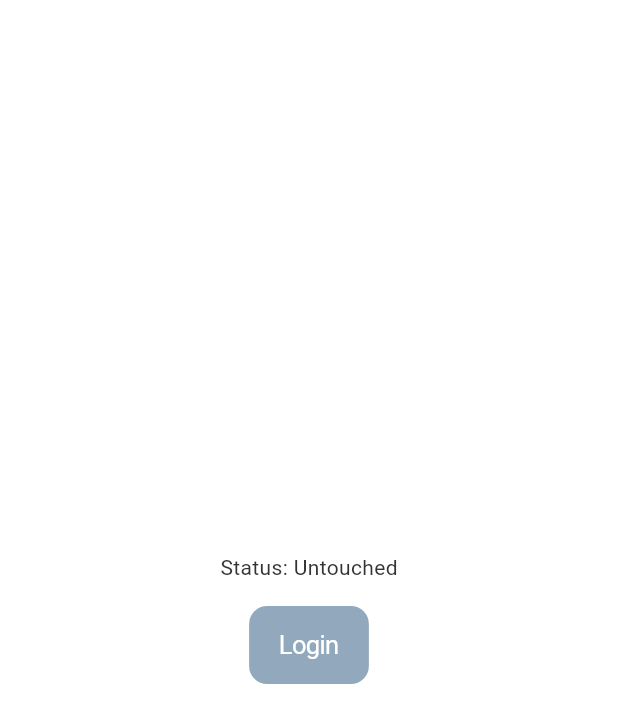
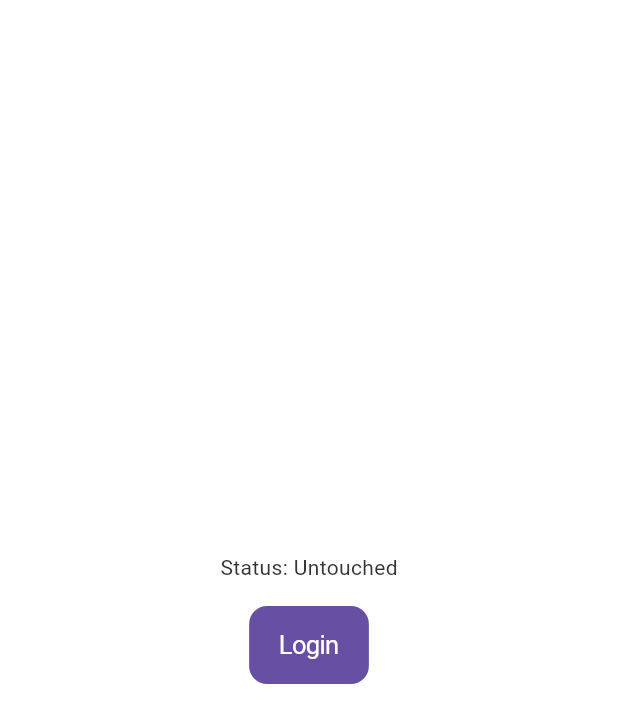
Before and after one commit to TuneDropLab/nuance, a Flutter app: the screen it shows after launch, on a phone screen of 412 x 824 dp. Shown: the top 723 px of the screen. Run offline on Flutter 3.47's test engine with Material 3 defaults, Android fonts, the phone set to English and light mode, and no system bars; our stand-ins replace cached_network_image, flutter_riverpod, flutter_secure_storage, get, rive; missing offline and left inert: animated_hint_textfield, flutter_web_auth.

```diff
--- a/lib/main.dart
+++ b/lib/main.dart
@@ -1,5 +1,3 @@
-import 'dart:developer';
-
 import 'package:flutter/material.dart';
 import 'package:flutter_riverpod/flutter_riverpod.dart';
 import 'package:get/get.dart';
@@ -15,7 +13,6 @@ void main() async {
   final container = ProviderContainer();
   final authService = container.read(authServiceProvider);
   final sessionData = await authService.getSessionData();
-
 
   runApp(
     ProviderScope(
--- a/lib/theme.dart
+++ b/lib/theme.dart
@@ -3,13 +3,12 @@ import 'package:flutter/material.dart';
 class AppTheme {
   static const Color primaryColor = Color(0xFF92A9BD); // Green
   static const Color secondaryColor = Color(0xFFD3DEDC); // Blue
-  static const Color backgroundColor = Color(0xFFFFFFFF); // White
   static const Color textColor = Color(0xFF333333); // Not fully black
 
   static ThemeData get lightTheme {
     return ThemeData(
       primaryColor: primaryColor,
-      scaffoldBackgroundColor: backgroundColor,
+      scaffoldBackgroundColor: Colors.white,
       textTheme: const TextTheme(
         displayLarge: TextStyle(
             color: textColor, fontSize: 24, fontWeight: FontWeight.bold),
@@ -29,11 +28,14 @@ class AppTheme {
             color: textColor, fontSize: 14, fontWeight: FontWeight.w500),
         titleSmall: TextStyle(
             color: textColor, fontSize: 12, fontWeight: FontWeight.w500),
+        bodySmall: TextStyle(color: textColor, fontSize: 12),
         labelLarge: TextStyle(
-            color: backgroundColor, fontSize: 14, fontWeight: FontWeight.bold),
+            color: Colors.white, fontSize: 14, fontWeight: FontWeight.bold),
+        labelSmall: TextStyle(
+            color: textColor, fontSize: 10, fontWeight: FontWeight.bold),
       ),
       appBarTheme: AppBarTheme(
-        color: backgroundColor,
+        color: Colors.white,
         elevation: 0,
         iconTheme: const IconThemeData(color: textColor),
         toolbarTextStyle: const TextTheme(
@@ -58,7 +60,7 @@ class AppTheme {
       ),
       elevatedButtonTheme: ElevatedButtonThemeData(
         style: ElevatedButton.styleFrom(
-          foregroundColor: backgroundColor,
+          foregroundColor: Colors.white,
           backgroundColor: primaryColor,
           elevation: 0,
           shape: RoundedRectangleBorder(
@@ -77,7 +79,7 @@ class AppTheme {
         ),
       ),
       cardTheme: CardTheme(
-        color: backgroundColor,
+        color: Colors.white,
         elevation: 1,
         shape: RoundedRectangleBorder(
           borderRadius: BorderRadius.circular(8.0),
@@ -86,37 +88,12 @@ class AppTheme {
       iconTheme: const IconThemeData(
         color: primaryColor,
       ),
-      pageTransitionsTheme: PageTransitionsTheme(
+      pageTransitionsTheme: const PageTransitionsTheme(
         builders: {
-          TargetPlatform.android: _MinimalistPageTransitionsBuilder(),
-          TargetPlatform.iOS: _MinimalistPageTransitionsBuilder(),
+          TargetPlatform.android: FadeUpwardsPageTransitionsBuilder(),
+          TargetPlatform.iOS: CupertinoPageTransitionsBuilder(),
         },
       ),
-      colorScheme: ColorScheme.fromSwatch()
-          .copyWith(
-            primary: primaryColor,
-            secondary: secondaryColor,
-            background: backgroundColor,
-            surface: backgroundColor,
-          )
-          .copyWith(secondary: secondaryColor)
-          .copyWith(background: backgroundColor),
     );
   }
 }
-
-class _MinimalistPageTransitionsBuilder extends PageTransitionsBuilder {
-  @override
-  Widget buildTransitions<T>(
-    PageRoute<T> route,
-    BuildContext context,
-    Animation<double> animation,
-    Animation<double> secondaryAnimation,
-    Widget child,
-  ) {
-    return FadeTransition(
-      opacity: animation,
-      child: child,
-    );
-  }
-}
--- a/pubspec.yaml
+++ b/pubspec.yaml
@@ -36,6 +36,7 @@ dependencies:
   # Use with the CupertinoIcons class for iOS style icons.
   cupertino_icons: ^1.0.2
   flutter_web_auth: ^0.5.0
+  animated_hint_textfield: ^1.0.0
   dio: ^5.4.3+1
   logger: ^2.3.0
   # adaptive_theme: ^3.6.0
```
Also changed, not shown: lib/providers/recommendation_provider.dart (+4 -7 lines), lib/screens/home_screen.dart (+83 -44 lines), lib/services/recomedation_service.dart (+5 -2 lines), pubspec.lock, 3 other files.
